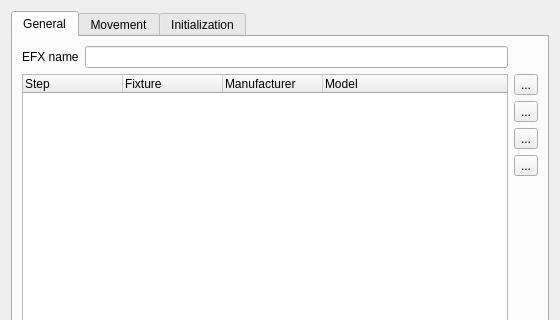
First picture: the form in main/efxeditor.ui, repository Andersbakken/qlc, before the edit; both pictures show x 0 to 560 and y 0 to 320 of the 560 by 544 pixel window.
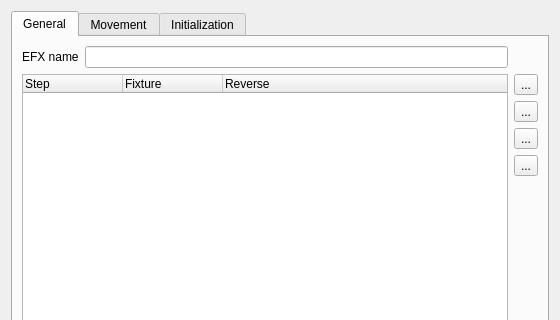
Second picture: the form after the edit.

Commit message: Added a "reverse" option to EFXEditor which can be used to switch the direction of individual EFX member fixtures.

Patch:
```diff
--- a/main/efxeditor.ui
+++ b/main/efxeditor.ui
@@ -70,12 +70,7 @@
          </column>
          <column>
           <property name="text" >
-           <string>Manufacturer</string>
-          </property>
-         </column>
-         <column>
-          <property name="text" >
-           <string>Model</string>
+           <string>Reverse</string>
           </property>
          </column>
         </widget>
```
The commit also changes 6 other files.
